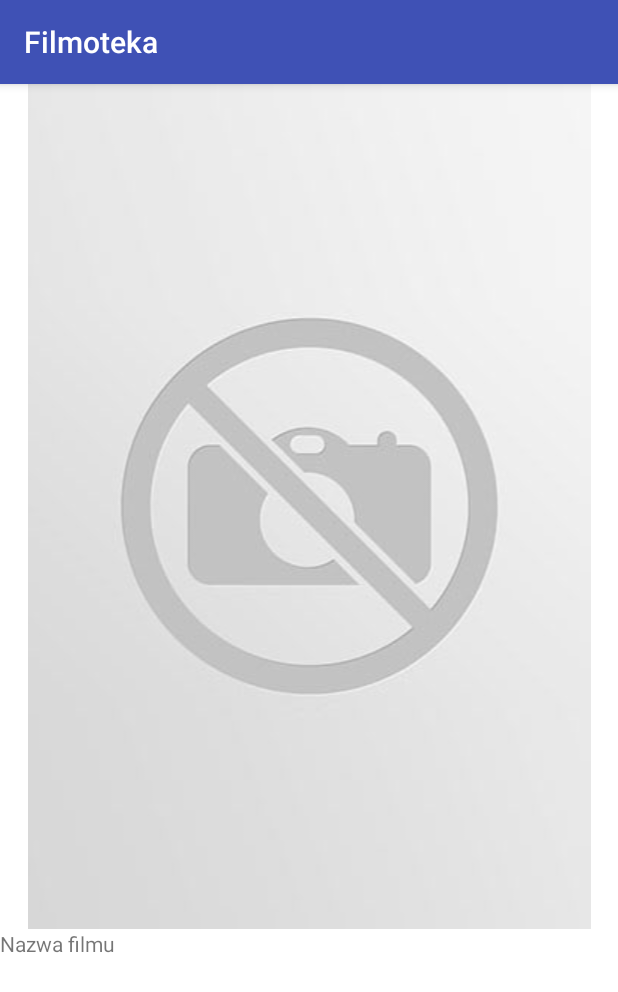
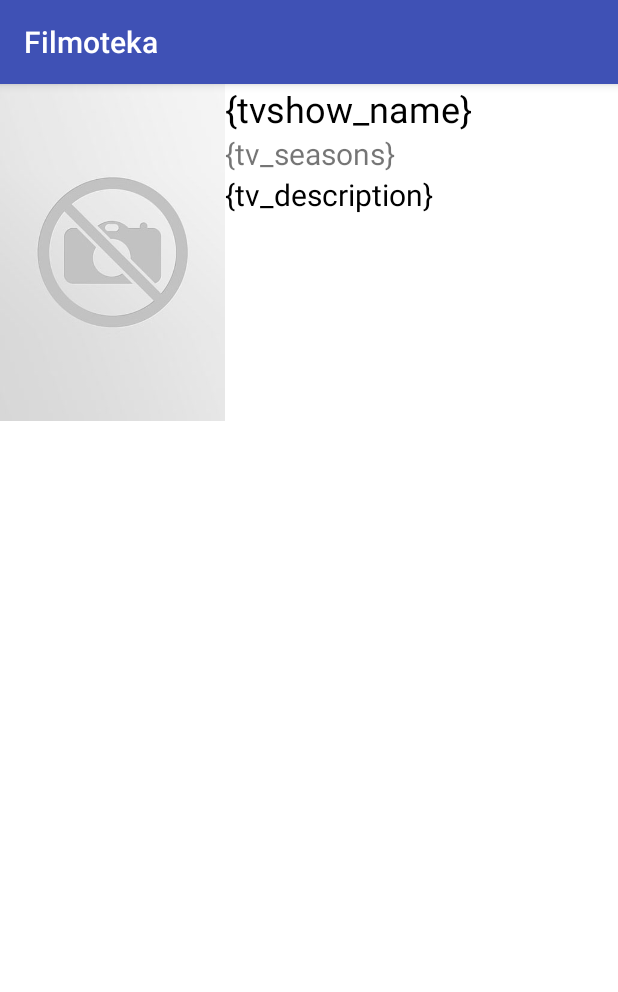
Before and after one commit to norles/Filmoteka, an Android app: the TvDetailActivity screen opened directly, with no data from a screen before it, on a phone screen of 412 x 824 dp. Shown: the top 992 px of the screen. Run offline under Robolectric (Android 15) with nearby library versions, the phone set to English and light mode, and no system bars; pictures from the network do not load.

Commit message:
Update tv detail view

```diff
--- a/app/src/main/java/filmoteka/norles/github/com/filmoteka/activities/TvDetailActivity.java
+++ b/app/src/main/java/filmoteka/norles/github/com/filmoteka/activities/TvDetailActivity.java
@@ -22,7 +22,11 @@ public class TvDetailActivity extends AppCompatActivity {
     private TvDetail tvDetail;
 
     private ImageView imageView;
+
     private TextView titleView;
+    private TextView seasonsView;
+    private TextView descView;
+
     private Integer id;
 
     @Override
@@ -33,7 +37,10 @@ public class TvDetailActivity extends AppCompatActivity {
         id = getIntent().getIntExtra("id", 0);
 
         imageView = findViewById(R.id.tv_detail_thumbnail);
+
         titleView = findViewById(R.id.tv_detail_title);
+        seasonsView = findViewById(R.id.tv_detail_seasons);
+        descView = findViewById(R.id.tv_detail_desc);
 
         loadJSON();
 
@@ -73,5 +80,10 @@ public class TvDetailActivity extends AppCompatActivity {
                 .into(imageView);
 
         titleView.setText(tvDetail.getOriginalName());
+
+        String seasons = String.format("Seasons: %d",tvDetail.getNumberOfSeasons());
+        seasonsView.setText(seasons);
+
+        descView.setText(tvDetail.getOverview());
     }
 }
--- a/app/src/main/res/layout/content_tv_detail.xml
+++ b/app/src/main/res/layout/content_tv_detail.xml
@@ -9,25 +9,55 @@
         tools:context="filmoteka.norles.github.com.filmoteka.activities.TvDetailActivity"
         tools:showIn="@layout/activity_tv_detail">
 
+    <LinearLayout
+            android:layout_width="match_parent"
+            android:layout_height="wrap_content"
+            android:orientation="horizontal">
+
 
         <ImageView
                 android:id="@+id/tv_detail_thumbnail"
-            android:layout_width="match_parent"
+                android:layout_width="@dimen/detail_image_width"
                 android:layout_height="wrap_content"
+                android:adjustViewBounds="true"
                 android:src="@drawable/placeholder"
                 />
 
-    <RelativeLayout
+        <LinearLayout
                 android:layout_width="match_parent"
-            android:layout_height="wrap_content"
-            android:orientation="horizontal">
+                android:layout_height="match_parent"
+                android:orientation="vertical">
 
             <TextView
                     android:id="@+id/tv_detail_title"
                     android:layout_width="match_parent"
                     android:layout_height="wrap_content"
-                android:text="Nazwa filmu"/>
+                    android:textSize="@dimen/movie_detail_title_size"
+                    android:textColor="@color/black"
+                    android:text="@string/default_tv_name"/>
 
-    </RelativeLayout>
+            <TextView
+                    android:id="@+id/tv_detail_seasons"
+                    android:layout_width="match_parent"
+                    android:layout_height="wrap_content"
+                    android:textSize="@dimen/movie_detail_text_size"
+                    android:text="@string/default_tv_seasons"/>
+
+            <ScrollView
+                    android:layout_width="match_parent"
+                    android:layout_height="match_parent">
+
+                <TextView
+                        android:id="@+id/tv_detail_desc"
+                        android:layout_width="match_parent"
+                        android:layout_height="wrap_content"
+                        android:textSize="@dimen/movie_detail_text_size"
+                        android:textColor="@color/black"
+                        android:text="@string/default_tv_desc"/>
+            </ScrollView>
 
         </LinearLayout>
+
+    </LinearLayout>
+
+</LinearLayout>
--- a/app/src/main/res/values/strings.xml
+++ b/app/src/main/res/values/strings.xml
@@ -12,4 +12,6 @@
     <string name="default_name">{person_name}</string>
     <string name="default_birthday">2000-01-01</string>
     <string name="default_tv_name">{tvshow_name}</string>
+    <string name="default_tv_seasons">{tv_seasons}</string>
+    <string name="default_tv_desc">{tv_description}</string>
 </resources>
```
Lines whose indentation alone changed are shown as unchanged.
